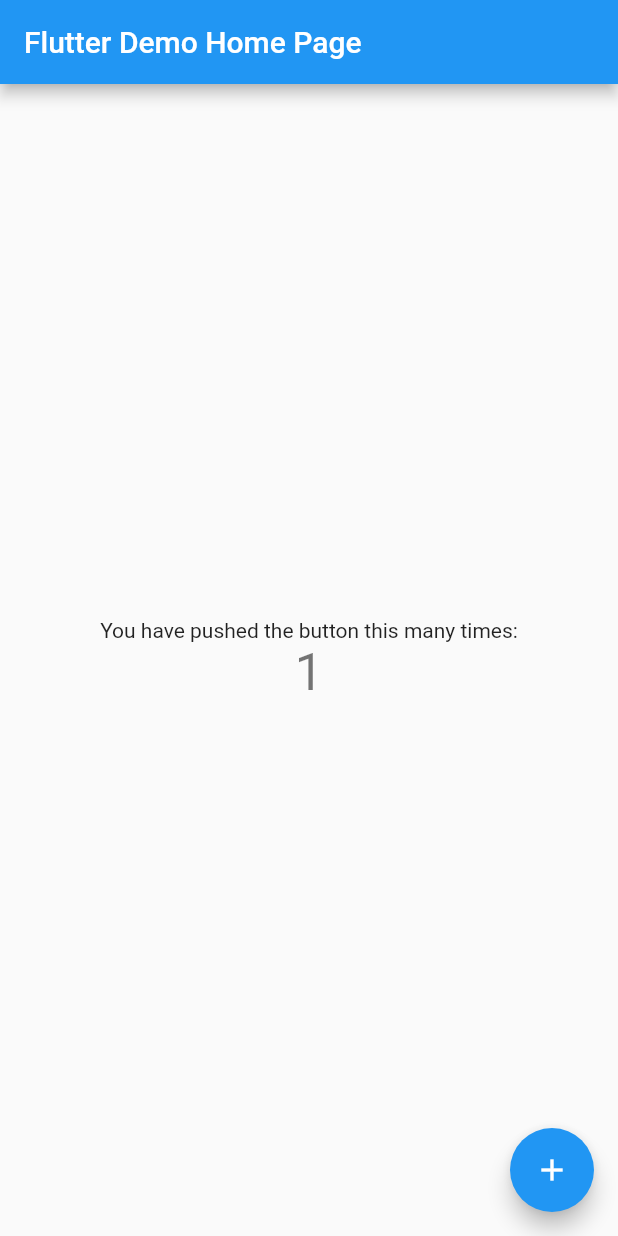
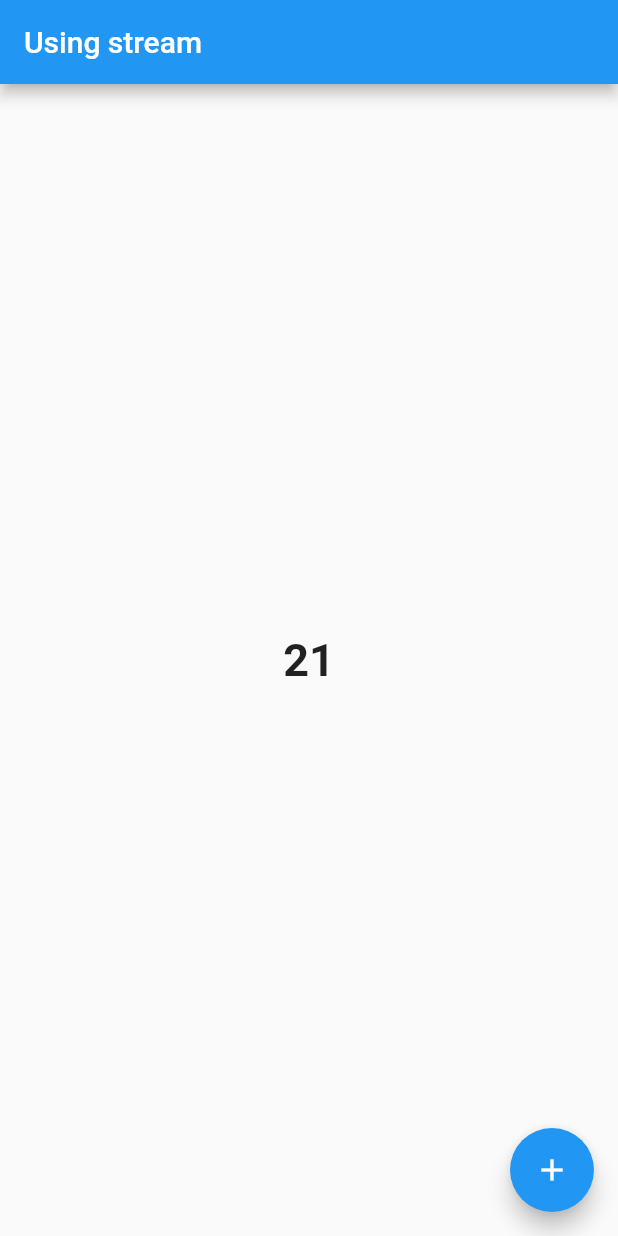
Before and after one commit to vietdhfpt/LearnFlutter, a Flutter app: the screen it shows after launch, after a tap on the "add" icon, on a phone screen of 412 x 824 dp. Run offline on Flutter 3.47's test engine with Material 2 defaults, Android fonts, the light colour scheme and no system bars.

Commit message:
Using Stream, Stream boastcast, tranformer

```diff
--- /dev/null
+++ b/learn_flutter/lib/bloc/bloc.dart
@@ -0,0 +1,24 @@
+import 'dart:async';
+
+class MyBloc {
+  int counter = 0;
+
+  StreamController _counterController = new StreamController<int>.broadcast();
+  Stream get counterStream =>
+      _counterController.stream.transform(_counterTransformer);
+  var _counterTransformer = StreamTransformer<int, int>.fromHandlers(
+    handleData: (data, sink) {
+      data += 20;
+      sink.add(data);
+    },
+  );
+
+  void increment() {
+    counter += 1;
+    _counterController.sink.add(counter);
+  }
+
+  void dispose() {
+    _counterController.close();
+  }
+}
--- a/learn_flutter/lib/main.dart
+++ b/learn_flutter/lib/main.dart
@@ -1,4 +1,5 @@
 import 'package:flutter/material.dart';
+import 'package:learn_flutter/bloc/bloc.dart';
 
 void main() {
   runApp(MyApp());
@@ -11,108 +12,90 @@
     return MaterialApp(
       title: 'Flutter Demo',
       theme: ThemeData(
-        // This is the theme of your application.
-        //
-        // Try running your application with "flutter run". You'll see the
-        // application has a blue toolbar. Then, without quitting the app, try
-        // changing the primarySwatch below to Colors.green and then invoke
-        // "hot reload" (press "r" in the console where you ran "flutter run",
-        // or simply save your changes to "hot reload" in a Flutter IDE).
-        // Notice that the counter didn't reset back to zero; the application
-        // is not restarted.
         primarySwatch: Colors.blue,
-        // This makes the visual density adapt to the platform that you run
-        // the app on. For desktop platforms, the controls will be smaller and
-        // closer together (more dense) than on mobile platforms.
         visualDensity: VisualDensity.adaptivePlatformDensity,
       ),
-      home: MyHomePage(title: 'Flutter Demo Home Page'),
+      home: MyPage(),
     );
   }
 }
 
-class MyHomePage extends StatefulWidget {
-  MyHomePage({Key key, this.title}) : super(key: key);
-
-  // This widget is the home page of your application. It is stateful, meaning
-  // that it has a State object (defined below) that contains fields that affect
-  // how it looks.
-
-  // This class is the configuration for the state. It holds the values (in this
-  // case the title) provided by the parent (in this case the App widget) and
-  // used by the build method of the State. Fields in a Widget subclass are
-  // always marked "final".
-
-  final String title;
+class MyPage extends StatefulWidget {
+  MyPage({Key key}) : super(key: key);
 
   @override
-  _MyHomePageState createState() => _MyHomePageState();
+  _MyPageState createState() => _MyPageState();
 }
 
-class _MyHomePageState extends State<MyHomePage> {
-  int _counter = 0;
-
-  void _incrementCounter() {
-    setState(() {
-      // This call to setState tells the Flutter framework that something has
-      // changed in this State, which causes it to rerun the build method below
-      // so that the display can reflect the updated values. If we changed
-      // _counter without calling setState(), then the build method would not be
-      // called again, and so nothing would appear to happen.
-      _counter++;
-    });
-  }
+class _MyPageState extends State<MyPage> {
+  MyBloc bloc = new MyBloc();
 
   @override
   Widget build(BuildContext context) {
-    // This method is rerun every time setState is called, for instance as done
-    // by the _incrementCounter method above.
-    //
-    // The Flutter framework has been optimized to make rerunning build methods
-    // fast, so that you can just rebuild anything that needs updating rather
-    // than having to individually change instances of widgets.
+    bloc.counterStream.listen((event) {
+      print(event.toString());
+    });
     return Scaffold(
       appBar: AppBar(
-        // Here we take the value from the MyHomePage object that was created by
-        // the App.build method, and use it to set our appbar title.
-        title: Text(widget.title),
+        title: Text('Using stream'),
       ),
-      body: Center(
-        // Center is a layout widget. It takes a single child and positions it
-        // in the middle of the parent.
-        child: Column(
-          // Column is also a layout widget. It takes a list of children and
-          // arranges them vertically. By default, it sizes itself to fit its
-          // children horizontally, and tries to be as tall as its parent.
-          //
-          // Invoke "debug painting" (press "p" in the console, choose the
-          // "Toggle Debug Paint" action from the Flutter Inspector in Android
-          // Studio, or the "Toggle Debug Paint" command in Visual Studio Code)
-          // to see the wireframe for each widget.
-          //
-          // Column has various properties to control how it sizes itself and
-          // how it positions its children. Here we use mainAxisAlignment to
-          // center the children vertically; the main axis here is the vertical
-          // axis because Columns are vertical (the cross axis would be
-          // horizontal).
-          mainAxisAlignment: MainAxisAlignment.center,
-          children: <Widget>[
-            Text(
-              'You have pushed the button this many times:',
-            ),
-            Text(
-              '$_counter',
-              style: Theme.of(context).textTheme.headline4,
-            ),
-          ],
-        ),
+      body: StreamBuilder(
+          stream: bloc.counterStream,
+          builder: (context, snapshot) {
+            return Center(
+              child: Text(
+                snapshot.hasData ? snapshot.data.toString() : '0',
+                style: TextStyle(
+                  fontSize: 30,
+                  fontWeight: FontWeight.bold,
+                ),
+              ),
+            );
+          }),
+      floatingActionButton: FloatingActionButton(
+        onPressed: () {
+          bloc.increment();
+        },
+        child: Icon(Icons.add),
       ),
-      floatingActionButton: FloatingActionButton(
-        onPressed: _incrementCounter,
-        tooltip: 'Increment',
-        child: Icon(Icons.add),
-
-      ), // This trailing comma makes auto-formatting nicer for build methods.
     );
   }
 }
+
+// class MyHomePage extends StatelessWidget {
+//   const MyHomePage({Key key}) : super(key: key);
+
+//   @override
+//   Widget build(BuildContext context) {
+//     MyBloc bloc = MyBloc();
+
+//     bloc.counterStream.listen((event) {
+//       print(event.toString());
+//     });
+
+//     return Scaffold(
+//       appBar: AppBar(
+//         title: Text('Using stream'),
+//       ),
+//       body: StreamBuilder(
+//           stream: bloc.counterStream,
+//           builder: (context, snapshot) {
+//             return Center(
+//               child: Text(
+//                 snapshot.hasData ? snapshot.data.toString() : '0',
+//                 style: TextStyle(
+//                   fontSize: 30,
+//                   fontWeight: FontWeight.bold,
+//                 ),
+//               ),
+//             );
+//           }),
+//       floatingActionButton: FloatingActionButton(
+//         onPressed: () {
+//           bloc.increment();
+//         },
+//         child: Icon(Icons.add),
+//       ),
+//     );
+//   }
+// }
--- a/learn_flutter/pubspec.yaml
+++ b/learn_flutter/pubspec.yaml
@@ -28,6 +28,7 @@
   # The following adds the Cupertino Icons font to your application.
   # Use with the CupertinoIcons class for iOS style icons.
   cupertino_icons: ^0.1.3
+  flutter_bloc: ^6.0.1
 
 dev_dependencies:
   flutter_test:
```
Also changed, not shown: learn_flutter/pubspec.lock, 2 other files.
